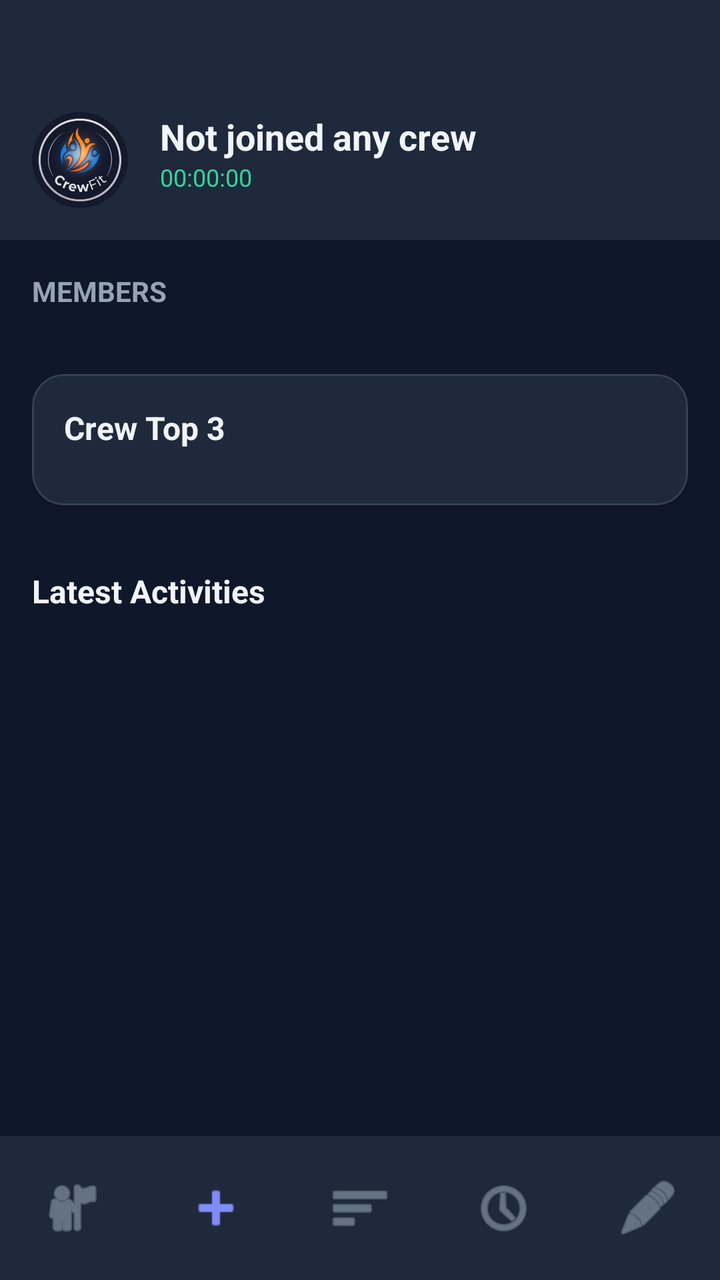
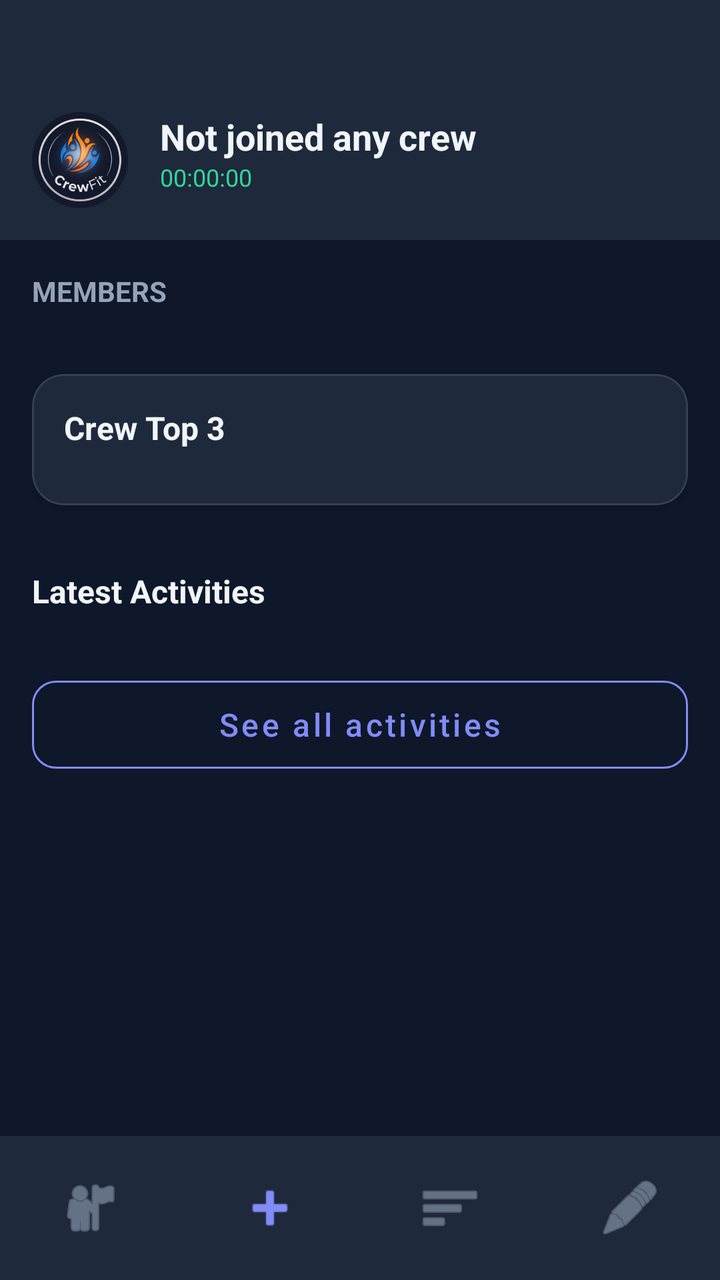

Before-and-after screenshots of an Android layout around one commit, followed by the original layout XML and the change that was made.
<!-- AndroidManifest.xml: application theme Theme.MobileSE -->
<!-- res/layout/screen_main_hub.xml -->
<?xml version="1.0" encoding="utf-8"?>
<androidx.constraintlayout.widget.ConstraintLayout xmlns:android="http://schemas.android.com/apk/res/android"
    xmlns:app="http://schemas.android.com/apk/res-auto"
    android:layout_width="match_parent"
    android:layout_height="match_parent"
    android:background="@color/background">

    
    <androidx.constraintlayout.widget.ConstraintLayout
        android:id="@+id/clHeader"
        android:layout_width="match_parent"
        android:layout_height="wrap_content"
        android:paddingTop="56dp"
        android:paddingStart="16dp"
        android:paddingEnd="16dp"
        android:paddingBottom="16dp"
        android:background="@color/surface"
        app:layout_constraintTop_toTopOf="parent">

        <com.google.android.material.card.MaterialCardView
            android:id="@+id/cvHomeLogoContainer"
            android:layout_width="48dp"
            android:layout_height="48dp"
            app:cardCornerRadius="24dp"
            app:cardElevation="0dp"
            app:strokeWidth="0dp"
            app:cardBackgroundColor="@android:color/transparent"
            app:layout_constraintTop_toTopOf="parent"
            app:layout_constraintStart_toStartOf="parent">

            <ImageView
                android:id="@+id/ivHomeLogo"
                android:layout_width="match_parent"
                android:layout_height="match_parent"
                android:src="@drawable/logo_new"
                android:contentDescription="@string/logo_desc"
                android:scaleType="centerCrop"
                android:padding="0dp" />
        </com.google.android.material.card.MaterialCardView>

        <TextView
            android:id="@+id/tvHomeCrewName"
            android:layout_width="0dp"
            android:layout_height="wrap_content"
            android:text="@string/no_crew_joined"
            android:textSize="18sp"
            android:textStyle="bold"
            android:textColor="@color/text_main"
            android:layout_marginStart="16dp"
            app:layout_constraintTop_toTopOf="@id/cvHomeLogoContainer"
            app:layout_constraintStart_toEndOf="@id/cvHomeLogoContainer"
            app:layout_constraintEnd_toEndOf="parent" />

        <TextView
            android:id="@+id/tvGermanTime"
            android:layout_width="wrap_content"
            android:layout_height="wrap_content"
            android:text="00:00:00"
            android:textSize="12sp"
            android:textColor="@color/accent"
            android:layout_marginStart="16dp"
            app:layout_constraintTop_toBottomOf="@id/tvHomeCrewName"
            app:layout_constraintStart_toEndOf="@id/cvHomeLogoContainer" />
    </androidx.constraintlayout.widget.ConstraintLayout>

    <ScrollView
        android:layout_width="match_parent"
        android:layout_height="0dp"
        android:fillViewport="true"
        app:layout_constraintTop_toBottomOf="@id/clHeader"
        app:layout_constraintBottom_toTopOf="@id/llBottomNav">

        <LinearLayout
            android:layout_width="match_parent"
            android:layout_height="wrap_content"
            android:orientation="vertical"
            android:padding="16dp">

            <TextView
                android:layout_width="wrap_content"
                android:layout_height="wrap_content"
                android:text="@string/members_label"
                android:textSize="14sp"
                android:textStyle="bold"
                android:textColor="@color/text_secondary"
                android:textAllCaps="true" />

            <HorizontalScrollView
                android:id="@+id/hsvMembers"
                android:layout_width="match_parent"
                android:layout_height="wrap_content"
                android:layout_marginTop="8dp"
                android:scrollbars="none">

                <LinearLayout
                    android:id="@+id/llMembersContainer"
                    android:layout_width="wrap_content"
                    android:layout_height="wrap_content"
                    android:orientation="horizontal"
                    android:gravity="center_vertical" />
            </HorizontalScrollView>

            <com.google.android.material.card.MaterialCardView
                android:layout_width="match_parent"
                android:layout_height="wrap_content"
                android:layout_marginTop="24dp"
                app:cardCornerRadius="16dp"
                app:cardElevation="2dp"
                app:strokeWidth="1dp"
                app:strokeColor="@color/divider">

                <LinearLayout
                    android:layout_width="match_parent"
                    android:layout_height="wrap_content"
                    android:orientation="vertical"
                    android:padding="16dp">

                    <TextView
                        android:id="@+id/tvRankingLabel"
                        android:layout_width="wrap_content"
                        android:layout_height="wrap_content"
                        android:text="@string/top_3_label"
                        android:textSize="16sp"
                        android:textStyle="bold"
                        android:textColor="@color/text_main" />

                    <LinearLayout
                        android:id="@+id/llRankingContainer"
                        android:layout_width="match_parent"
                        android:layout_height="wrap_content"
                        android:orientation="vertical"
                        android:layout_marginTop="12dp" />
                </LinearLayout>
            </com.google.android.material.card.MaterialCardView>

            <TextView
                android:id="@+id/tvLatestActivitiesLabel"
                android:layout_width="wrap_content"
                android:layout_height="wrap_content"
                android:text="@string/latest_activities_label"
                android:textSize="16sp"
                android:textStyle="bold"
                android:textColor="@color/text_main"
                android:layout_marginTop="32dp" />

            <LinearLayout
                android:id="@+id/llLatestActivitiesContainer"
                android:layout_width="match_parent"
                android:layout_height="wrap_content"
                android:orientation="vertical"
                android:layout_marginTop="12dp" />

        </LinearLayout>
    </ScrollView>

    <LinearLayout
        android:id="@+id/llBottomNav"
        android:layout_width="match_parent"
        android:layout_height="72dp"
        android:background="@color/surface"
        android:orientation="horizontal"
        android:elevation="16dp"
        app:layout_constraintBottom_toBottomOf="parent">

        <ImageButton
            android:id="@+id/btnCrewOverviewIcon"
            android:layout_width="0dp"
            android:layout_height="match_parent"
            android:layout_weight="1"
            android:src="@android:drawable/ic_menu_myplaces"
            android:background="?android:attr/selectableItemBackgroundBorderless"
            android:contentDescription="@string/your_crew"
            app:tint="@color/text_secondary" />

        <ImageButton
            android:id="@+id/btnAddActivityIcon"
            android:layout_width="0dp"
            android:layout_height="match_parent"
            android:layout_weight="1"
            android:src="@android:drawable/ic_input_add"
            android:background="?android:attr/selectableItemBackgroundBorderless"
            android:contentDescription="Add"
            app:tint="@color/primary" />

        <ImageButton
            android:id="@+id/btnDashboardIcon"
            android:layout_width="0dp"
            android:layout_height="match_parent"
            android:layout_weight="1"
            android:src="@android:drawable/ic_menu_sort_by_size"
            android:background="?android:attr/selectableItemBackgroundBorderless"
            android:contentDescription="@string/crew_ranking"
            app:tint="@color/text_secondary" />

        <ImageButton
            android:id="@+id/btnActivitiesListIcon"
            android:layout_width="0dp"
            android:layout_height="match_parent"
            android:layout_weight="1"
            android:src="@android:drawable/ic_menu_recent_history"
            android:background="?android:attr/selectableItemBackgroundBorderless"
            android:contentDescription="@string/latest_activities_label"
            app:tint="@color/text_secondary" />

        <ImageButton
            android:id="@+id/btnProfileIcon"
            android:layout_width="0dp"
            android:layout_height="match_parent"
            android:layout_weight="1"
            android:src="@android:drawable/ic_menu_edit"
            android:background="?android:attr/selectableItemBackgroundBorderless"
            android:contentDescription="@string/my_profile"
            app:tint="@color/text_secondary" />

    </LinearLayout>

</androidx.constraintlayout.widget.ConstraintLayout>
<!-- resources referenced by this layout -->
<resources>
  <color name="accent">#34D399</color>
  <color name="background">#0F172A</color>
  <color name="divider">#334155</color>
  <color name="primary">#818CF8</color>
  <color name="surface">#1E293B</color>
  <color name="text_main">#F1F5F9</color>
  <color name="text_secondary">#94A3B8</color>
  <!-- drawable logo_new: png bitmap (drawable, 164477 bytes) -->
  <string name="crew_ranking">Crew Leaderboard</string>
  <string name="latest_activities_label">Latest Activities</string>
  <string name="logo_desc">CrewFit Logo</string>
  <string name="members_label">Members</string>
  <string name="my_profile">My Profile</string>
  <string name="no_crew_joined">Not joined any crew</string>
  <string name="top_3_label">Crew Top 3</string>
  <string name="your_crew">Your Crew</string>
  <style name="Theme.MobileSE" parent="Base.Theme.MobileSE" />
  <style name="Base.Theme.MobileSE" parent="Theme.MaterialComponents.NoActionBar">
          
          <item name="colorPrimary">@color/primary</item>
          <item name="colorPrimaryVariant">@color/primary_dark</item>
          <item name="colorOnPrimary">@color/background</item>
          
          <item name="colorSecondary">@color/accent</item>
          <item name="colorSecondaryVariant">@color/accent</item>
          <item name="colorOnSecondary">@color/background</item>
          
          <item name="android:statusBarColor">@color/background</item>
          <item name="android:windowLightStatusBar">false</item>
          
          <item name="android:windowBackground">@color/background</item>
  
          
          <item name="android:textColorPrimary">@color/text_main</item>
          <item name="android:textColorSecondary">@color/text_secondary</item>
  
          
          <item name="materialCardViewStyle">@style/Widget.App.CardView</item>
      </style>
  <color name="primary_dark">#6366F1</color>
  <style name="Widget.App.CardView" parent="Widget.MaterialComponents.CardView">
          <item name="cardBackgroundColor">@color/surface</item>
          <item name="cardElevation">2dp</item>
          <item name="shapeAppearanceOverlay">@style/ShapeAppearance.App.MediumComponent</item>
      </style>
  <style name="ShapeAppearance.App.MediumComponent" parent="ShapeAppearance.MaterialComponents.MediumComponent">
          <item name="cornerFamily">rounded</item>
          <item name="cornerSize">16dp</item>
      </style>
</resources>

<!-- the commit's change to res/layout/screen_main_hub.xml (unified diff, before → after) -->
@@ -150,6 +150,20 @@
                 android:orientation="vertical"
                 android:layout_marginTop="12dp" />
 
+            <Button
+                android:id="@+id/btnAllActivities"
+                style="@style/Widget.MaterialComponents.Button.OutlinedButton"
+                android:layout_width="match_parent"
+                android:layout_height="56dp"
+                android:layout_marginTop="16dp"
+                android:layout_marginBottom="8dp"
+                android:text="@string/see_all_activities"
+                android:textAllCaps="false"
+                android:textSize="16sp"
+                android:textColor="@color/primary"
+                app:strokeColor="@color/primary"
+                app:cornerRadius="12dp" />
+
         </LinearLayout>
     </ScrollView>
 
@@ -192,15 +206,7 @@
             android:contentDescription="@string/crew_ranking"
             app:tint="@color/text_secondary" />
 
-        <ImageButton
-            android:id="@+id/btnActivitiesListIcon"
-            android:layout_width="0dp"
-            android:layout_height="match_parent"
-            android:layout_weight="1"
-            android:src="@android:drawable/ic_menu_recent_history"
-            android:background="?android:attr/selectableItemBackgroundBorderless"
-            android:contentDescription="@string/latest_activities_label"
-            app:tint="@color/text_secondary" />
+        
 
         <ImageButton
             android:id="@+id/btnProfileIcon"
<!-- resource entries referenced after the edit -->
@@ -14,6 +14,7 @@
   <string name="members_label">Members</string>
   <string name="my_profile">My Profile</string>
   <string name="no_crew_joined">Not joined any crew</string>
+  <string name="see_all_activities">See all activities</string>
   <string name="top_3_label">Crew Top 3</string>
   <string name="your_crew">Your Crew</string>
   <style name="Theme.MobileSE" parent="Base.Theme.MobileSE" />
